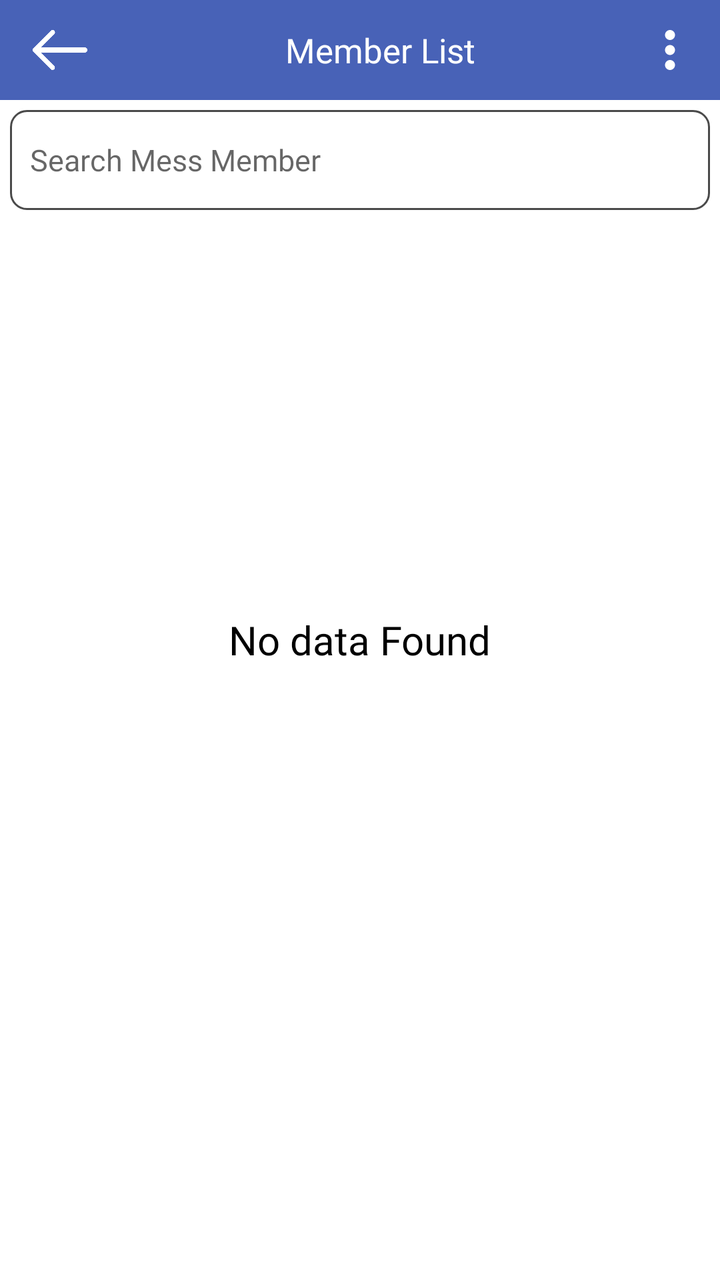
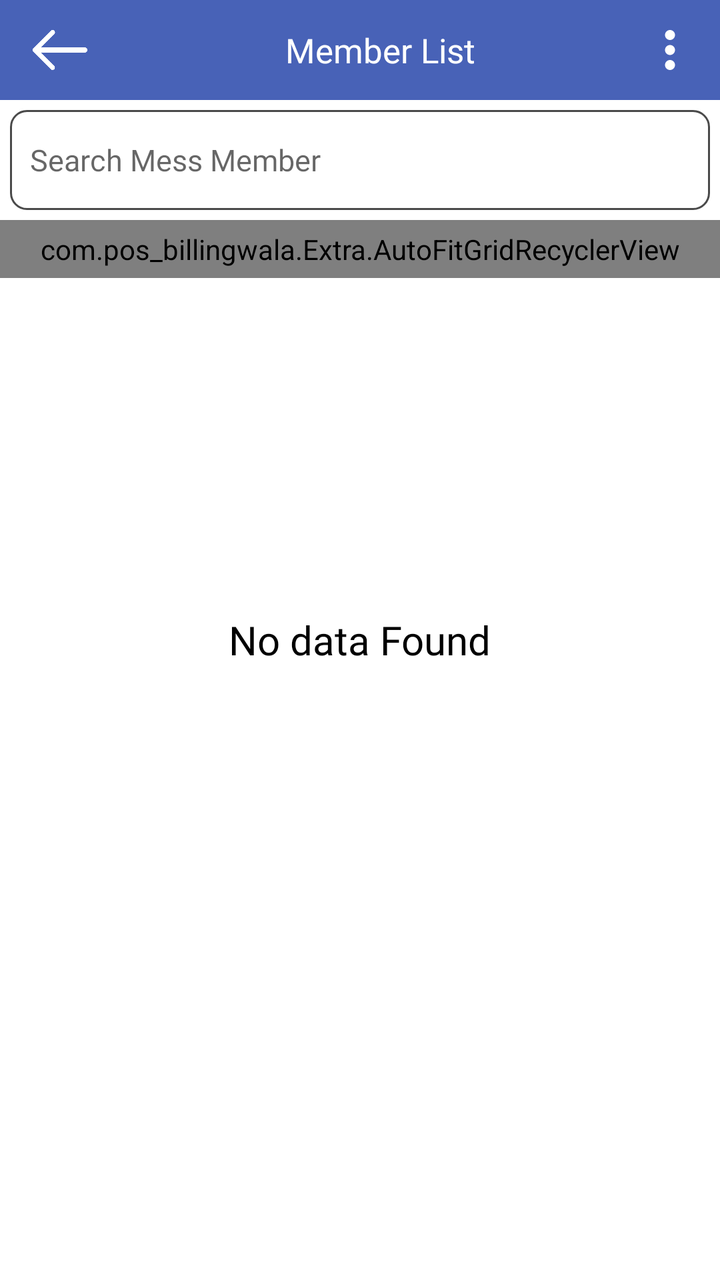

Two renders of the same Android screen: before a commit and after it. Below are the layout's source before the change and the commit's diff.
<!-- AndroidManifest.xml: application theme AppTheme -->
<!-- res/layout/fragment_mess_member_list.xml -->
<?xml version="1.0" encoding="utf-8"?>
<RelativeLayout xmlns:android="http://schemas.android.com/apk/res/android"
    xmlns:app="http://schemas.android.com/apk/res-auto"
    xmlns:tools="http://schemas.android.com/tools"
    android:layout_width="match_parent"
    android:layout_height="match_parent"
    tools:context=".Fragment.AddProduct">

    <com.google.android.material.appbar.AppBarLayout
        android:id="@+id/appBarLayout"
        android:layout_width="match_parent"
        android:layout_height="50dp"
        android:layout_alignParentTop="true">

        <RelativeLayout
            android:layout_width="match_parent"
            android:layout_height="match_parent">

            <ImageView
                android:id="@+id/backToSetting"
                android:layout_width="30dp"
                android:layout_height="30dp"
                android:layout_alignParentStart="true"
                android:layout_centerInParent="true"
                android:layout_gravity="center"
                android:layout_marginStart="15dp"
                android:src="@drawable/back"
                app:tint="@color/white" />

            <androidx.appcompat.widget.AppCompatTextView
                android:layout_width="match_parent"
                android:layout_height="wrap_content"
                android:layout_centerInParent="true"
                android:layout_gravity="center"
                android:layout_marginStart="15dp"
                android:layout_toStartOf="@+id/menuIcon"
                android:layout_toEndOf="@+id/backToSetting"
                android:fontFamily="@font/poppinsmedium"
                android:gravity="center"
                android:paddingStart="5dp"
                android:paddingEnd="5dp"
                android:text="@string/ui_member_list"
                android:textColor="@color/white"
                android:textSize="17dp" />

            <ImageView
                android:id="@+id/menuIcon"
                android:layout_width="30dp"
                android:layout_height="30dp"
                android:layout_alignParentEnd="true"
                android:layout_centerInParent="true"
                android:layout_marginEnd="10dp"
                android:src="@drawable/ic_menu" />
</RelativeLayout>

    </com.google.android.material.appbar.AppBarLayout>

    <LinearLayout
        android:id="@+id/linearLayout"
        android:layout_width="match_parent"
        android:layout_height="match_parent"
        android:layout_below="@+id/appBarLayout"
        android:orientation="vertical"
        android:visibility="visible">

        <com.google.android.material.textfield.TextInputEditText
            android:id="@+id/searchMessMember"
            android:layout_width="match_parent"
            android:layout_height="50dp"
            android:layout_gravity="center"
            android:layout_margin="5dp"
            android:background="@drawable/button_rounded_border"
            android:fontFamily="@font/poppinsregular"
            android:gravity="center|start"
            android:hint="@string/ui_search_mess_member"
            android:paddingStart="10dp"
            android:paddingEnd="10dp"
            android:textColor="@color/black"
            android:textSize="15dp" />

        <androidx.recyclerview.widget.RecyclerView
            android:id="@+id/recyclerView"
            android:layout_width="match_parent"
            android:layout_height="wrap_content"
            android:padding="5dp" />

    </LinearLayout>

    <TextView
        android:id="@+id/noDataFound"
        android:layout_width="wrap_content"
        android:layout_height="wrap_content"
        android:layout_centerInParent="true"
        android:fontFamily="@font/poppinsmedium"
        android:paddingStart="10dp"
        android:paddingEnd="10dp"
        android:text="@string/ui_no_data_found"
        android:textColor="@color/black"
        android:textSize="20dp" />

</RelativeLayout>
<!-- resources referenced by this layout -->
<resources>
  <color name="black">#000</color>
  <color name="white">#fff</color>
  <!-- drawable back: png bitmap (drawable, 3507 bytes) -->
  <!-- drawable button_rounded_border (drawable) -->
  <?xml version="1.0" encoding="utf-8"?>
  <shape xmlns:android="http://schemas.android.com/apk/res/android">
      <stroke
          android:width="1dp"
          android:color="@color/light_black" />
  
      <corners android:radius="8dp" />
  
  </shape>
  <!-- drawable ic_menu (drawable) -->
  <vector xmlns:android="http://schemas.android.com/apk/res/android"
      android:width="24dp"
      android:height="24dp"
      android:tint="@color/white"
      android:viewportWidth="24"
      android:viewportHeight="24">
      <path
          android:fillColor="@android:color/white"
          android:pathData="M12,8c1.1,0 2,-0.9 2,-2s-0.9,-2 -2,-2 -2,0.9 -2,2 0.9,2 2,2zM12,10c-1.1,0 -2,0.9 -2,2s0.9,2 2,2 2,-0.9 2,-2 -0.9,-2 -2,-2zM12,16c-1.1,0 -2,0.9 -2,2s0.9,2 2,2 2,-0.9 2,-2 -0.9,-2 -2,-2z" />
  </vector>
  <string name="ui_member_list">Member List</string>
  <string name="ui_no_data_found">No data Found</string>
  <string name="ui_search_mess_member">Search Mess Member</string>
  <style name="AppTheme" parent="Theme.MaterialComponents.Light.NoActionBar">
          
          <item name="colorPrimary">@color/colorPrimary</item>
          <item name="colorPrimaryDark">@color/colorPrimary</item>
          <item name="colorAccent">@color/colorAccent</item>
          <item name="android:windowIsTranslucent">true</item>
          <item name="windowNoTitle">true</item>
          <item name="windowActionBar">false</item>
  
      </style>
  <color name="light_black">#4a4a4a</color>
  <color name="colorPrimary">#4862b7</color>
  <color name="colorAccent">#000</color>
</resources>

<!-- the commit's change to res/layout/fragment_mess_member_list.xml (unified diff, before → after) -->
@@ -78,10 +78,12 @@
             android:textColor="@color/black"
             android:textSize="15dp" />
 
-        <androidx.recyclerview.widget.RecyclerView
+        <com.pos_billingwala.Extra.AutoFitGridRecyclerView
             android:id="@+id/recyclerView"
             android:layout_width="match_parent"
             android:layout_height="wrap_content"
+            android:columnWidth="200dp"
+            android:nestedScrollingEnabled="true"
             android:padding="5dp" />
 
     </LinearLayout>
